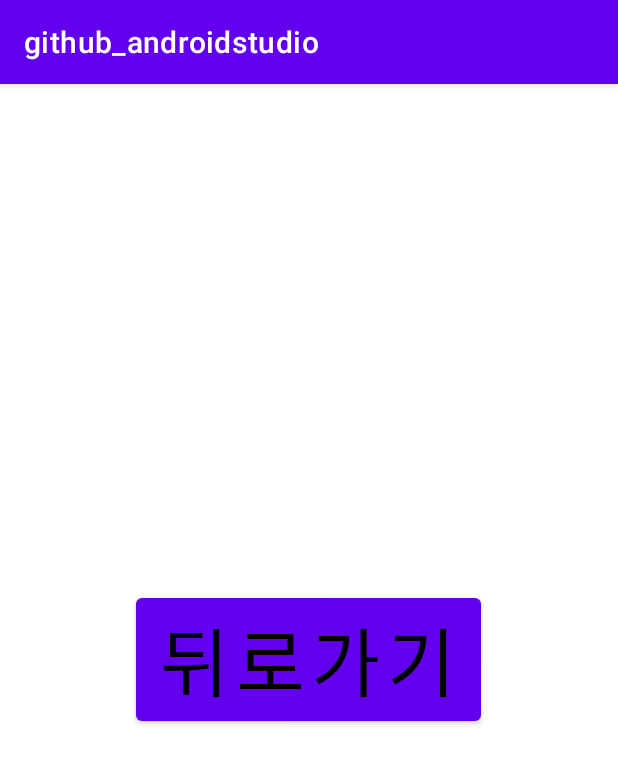
After one commit to aksnd/github_androidstudio, an Android app: the secondactivity screen opened directly, with no data from a screen before it, on a phone screen of 412 x 824 dp. The commit adds this screen. Shown: the top 764 px of the screen. Run offline under Robolectric (Android 15) with nearby library versions, the phone set to English and light mode, and no system bars.

Commit message:
this is the code from 8.3

```diff
--- a/app/build.gradle
+++ b/app/build.gradle
@@ -22,6 +22,10 @@ android {
             proguardFiles getDefaultProguardFile('proguard-android-optimize.txt'), 'proguard-rules.pro'
         }
     }
+    buildFeatures {
+        // 뷰 바인딩 활성화
+        viewBinding true
+    }
     compileOptions {
         sourceCompatibility JavaVersion.VERSION_1_8
         targetCompatibility JavaVersion.VERSION_1_8
--- a/app/src/main/AndroidManifest.xml
+++ b/app/src/main/AndroidManifest.xml
@@ -10,6 +10,9 @@
         android:supportsRtl="true"
         android:theme="@style/Theme.Github_androidstudio">
         <activity
+            android:name=".secondactivity"
+            android:exported="true" />
+        <activity
             android:name=".MainActivity"
             android:exported="true">
             <intent-filter>
--- /dev/null
+++ b/app/src/main/java/com/example/github_androidstudio/secondactivity.kt
@@ -0,0 +1,18 @@
+package com.example.github_androidstudio
+
+import android.os.Bundle
+import android.util.Log
+import android.view.View
+import androidx.appcompat.app.AppCompatActivity
+
+class secondactivity : AppCompatActivity() {
+    val TAG: String = "로그"
+    override fun onCreate(savedInstanceState: Bundle?) {
+        super.onCreate(savedInstanceState)
+        setContentView(R.layout.activity_secondactivity)
+    }
+    fun onBackButtonClicked(view: View){
+        Log.d(TAG,"secondactivity - onBackButtonClicked() called")
+        finish()
+    }
+}
--- /dev/null
+++ b/app/src/main/res/layout/activity_secondactivity.xml
@@ -0,0 +1,21 @@
+<?xml version="1.0" encoding="utf-8"?>
+<RelativeLayout
+    xmlns:android="http://schemas.android.com/apk/res/android"
+    xmlns:app="http://schemas.android.com/apk/res-auto"
+    xmlns:tools="http://schemas.android.com/tools"
+    android:layout_width="match_parent"
+    android:layout_height="match_parent"
+    tools:context=".secondactivity">
+
+    <Button
+        android:onClick="onBackButtonClicked"
+        android:id="@+id/second_button"
+        android:layout_width="wrap_content"
+        android:layout_height="wrap_content"
+        android:textSize="50dp"
+        android:textColor="#000"
+        android:text="뒤로가기"
+        android:layout_centerInParent="true"
+
+        />
+</RelativeLayout>
```
Also changed, not shown: app/src/main/java/com/example/github_androidstudio/MainActivity.kt (+52 -2 lines), app/src/main/res/drawable/ic_chronometer.xml (added, +45 -0 lines), app/src/main/res/drawable/splash_bg_gradient.xml (added, +11 -0 lines), app/src/main/res/layout/activity_main.xml (+35 -8 lines).
